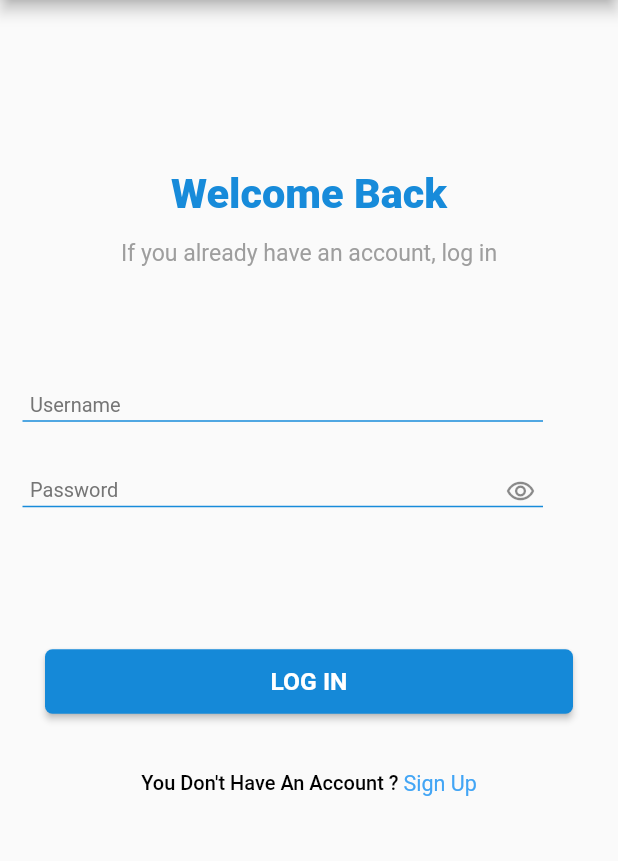
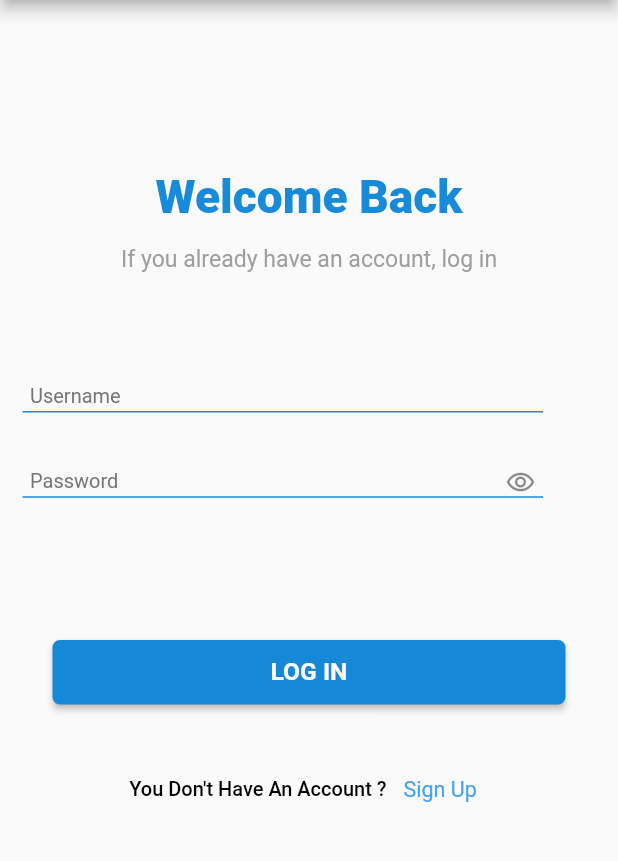
Before and after one commit to yasmeenaothman/BMI-Analyzer-Project, a Flutter app: the screen it shows after launch, on a phone screen of 412 x 824 dp, the part 84-945 px from its top. Run offline on Flutter 3.47's test engine with Material 2 defaults, Android fonts, the phone set to English and light mode, and no system bars; our stand-ins replace easy_localization, flutter_screenutil, hexcolor, shared_preferences.

Commit message:
Registration Screen

```diff
--- a/lib/helpers/theme_helper.dart
+++ b/lib/helpers/theme_helper.dart
@@ -21,7 +21,7 @@ class ThemeHelper {
         headline6: TextStyle(fontWeight: FontWeight.w700, fontSize: 20.sp),
         bodyText1: TextStyle(
           fontWeight: FontWeight.w900,
-          fontSize: 27.sp,
+          fontSize: 30.sp,
           color: HexColor('#178BDA')
         ),
         bodyText2: TextStyle(
--- a/lib/main.dart
+++ b/lib/main.dart
@@ -1,6 +1,7 @@
 import 'package:bmi_project/helpers/route_helper.dart';
 import 'package:bmi_project/helpers/theme_helper.dart';
 import 'package:bmi_project/modules/auth_pages/login_page.dart';
+import 'package:bmi_project/modules/auth_pages/signUp_page.dart';
 import 'package:bmi_project/modules/splash_page.dart';
 import 'package:bmi_project/providers/app_provider.dart';
 import 'package:easy_localization/easy_localization.dart';
@@ -38,6 +39,7 @@ class MyApp extends StatelessWidget {
           navigatorKey: RouteHelper.routeHelper.navKey,
           routes: {
             LoginPage.routeName: (context) => LoginPage(),
+            SignUpPage.routeName: (context) => SignUpPage(),
           },
           ///I will do the custom dark theme soon///
           theme: Provider.of<AppProvider>(context).isDark?ThemeData.dark():ThemeHelper.themeHelper.lightTheme,
--- a/lib/modules/auth_pages/login_page.dart
+++ b/lib/modules/auth_pages/login_page.dart
@@ -1,3 +1,5 @@
+import 'package:bmi_project/helpers/route_helper.dart';
+import 'package:bmi_project/modules/auth_pages/signUp_page.dart';
 import 'package:bmi_project/shared_widgets/defualt_text_form_field.dart';
 import 'package:flutter/material.dart';
 import 'package:easy_localization/easy_localization.dart';
@@ -20,7 +22,7 @@ class LoginPage extends StatelessWidget {
             Text('WB',style: Theme.of(context).textTheme.bodyText1).tr(),
             SizedBox(height: 15.h,),
             Text('If',style: Theme.of(context).textTheme.bodyText2).tr(),
-            SizedBox(height: 80.h,),
+            SizedBox(height: 70.h,),
             Padding(
               padding: const EdgeInsets.only(left: 15,right: 50),
               child: DefaultTextField(
@@ -41,18 +43,25 @@ class LoginPage extends StatelessWidget {
             ),
             SizedBox(height: 90.h,),
             Padding(
-              padding: const EdgeInsets.symmetric(horizontal: 30),
+              padding: const EdgeInsets.symmetric(horizontal: 35),
               child: ElevatedButton(
                 onPressed: (){},
                 child: Text('login').tr(),
               ),
             ),
-            SizedBox(height: 35.h,),
+            SizedBox(height: 30.h,),
             Row(
               mainAxisAlignment: MainAxisAlignment.center,
               children: [
                 Text('notAccount',style: Theme.of(context).textTheme.headline1).tr(),
-                Text('signUp',style: Theme.of(context).textTheme.headline2).tr(),
+                TextButton(
+                    onPressed: (){
+                      RouteHelper.routeHelper.goToPageWithReplacement(SignUpPage.routeName);
+                    },
+                    child: Text(
+                        'signUp',
+                        style: Theme.of(context).textTheme.headline2).tr()
+                ),
               ],
             ),
             SizedBox(height: 20.h,),
```
Also changed, not shown: assets/languages/ar.json (+10 -1 lines), assets/languages/en.json (+10 -1 lines), lib/modules/auth_pages/complete_info_page.dart (added, +26 -0 lines), lib/modules/auth_pages/signUp_page.dart (+89 -0 lines).
